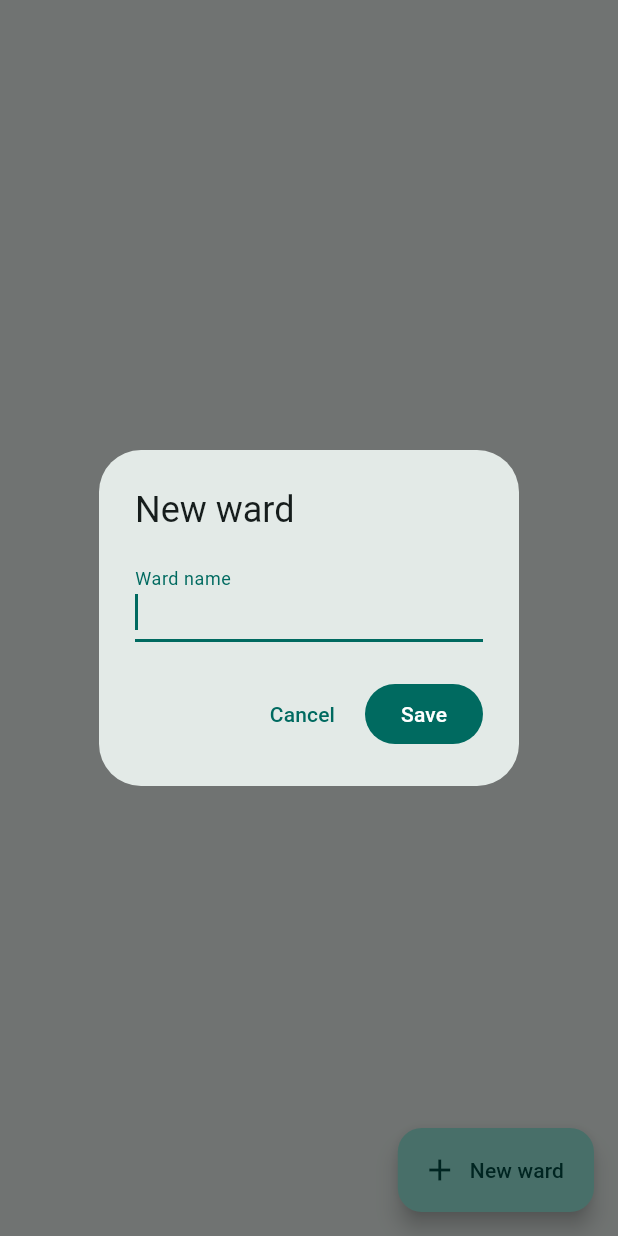
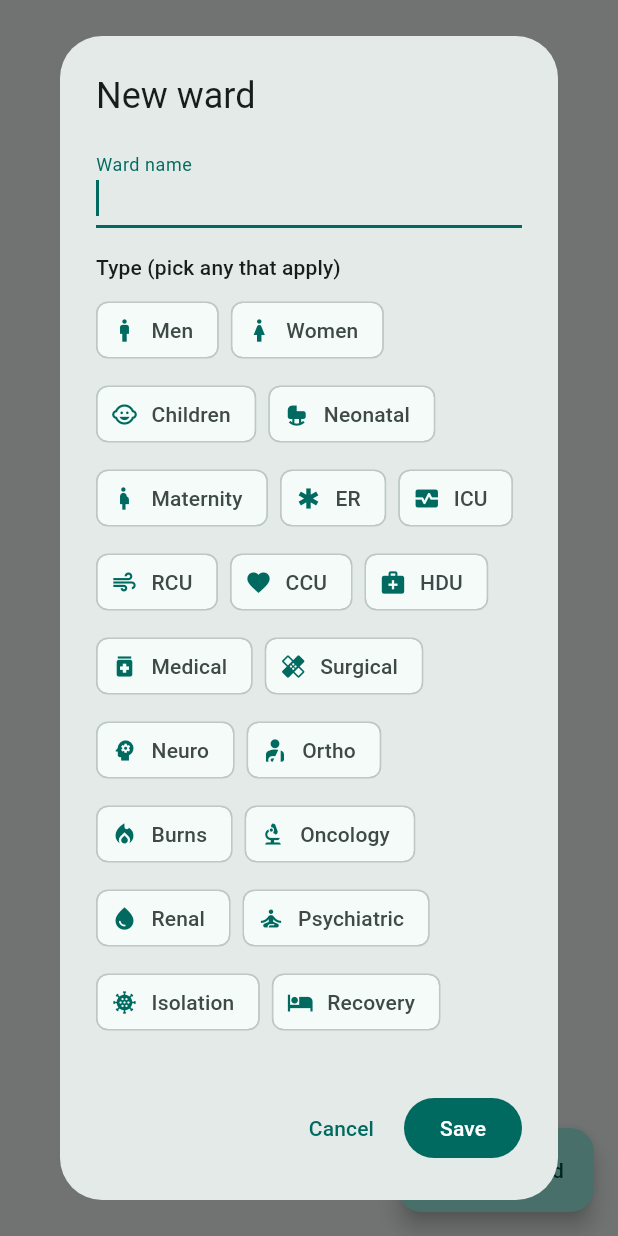
Before and after one commit to alhadidy/wardmap, a Flutter app: the WardsTab screen opened directly with empty values, after a tap on "New ward", on a phone screen of 412 x 824 dp. Run offline on Flutter 3.47's test engine with Material 3 defaults, Android fonts, the phone set to English and light mode, and no system bars; our stand-ins replace supabase_flutter; accounts and stored records are empty; network calls fail.

Commit message:
Ward types: tag wards with one or more type icons
Admins pick any of 21 common types (men, women, children, ICU, ER, ...)
when adding or editing a ward; the icons show on the Wards tab and the
ward board. New wards.types column with a check on known values; the app
and database lists are kept in step by a unit test. Version 1.1.0.

Co-Authored-By: Claude Opus 5.5 (1M context) <noreply@anthropic.com>
Claude-Session: https://claude.ai/code/session_01E2MXv8CyDctUpj3bbu7i1B

```diff
--- a/lib/api.dart
+++ b/lib/api.dart
@@ -116,8 +116,10 @@ class Api {
 
   // ---- Wards and beds ----
 
-  static Future<List<Map<String, dynamic>>> wards() =>
-      _db.from('wards').select('id, name').order('name', ascending: true);
+  static Future<List<Map<String, dynamic>>> wards() => _db
+      .from('wards')
+      .select('id, name, types')
+      .order('name', ascending: true);
 
   /// Beds in a ward, in natural order (Bed 2 before Bed 10).
   static Future<List<Map<String, dynamic>>> beds(String wardId) async {
@@ -216,12 +218,27 @@ class Api {
   }
 
   /// Admin only (the database refuses anyone else).
-  static Future<void> addWard(String hospitalId, String name) => _db
-      .from('wards')
-      .insert({'hospital_id': hospitalId, 'name': name.trim()});
+  /// [types] are ward type keys (see ward_types.dart).
+  static Future<void> addWard(
+    String hospitalId,
+    String name,
+    List<String> types,
+  ) => _db.from('wards').insert({
+    'hospital_id': hospitalId,
+    'name': name.trim(),
+    'types': types,
+  });
 
-  static Future<void> renameWard(String wardId, String name) => _mustChange(
-    _db.from('wards').update({'name': name.trim()}).eq('id', wardId).select(),
+  static Future<void> updateWard(
+    String wardId,
+    String name,
+    List<String> types,
+  ) => _mustChange(
+    _db
+        .from('wards')
+        .update({'name': name.trim(), 'types': types})
+        .eq('id', wardId)
+        .select(),
   );
 
   static Future<void> deleteWard(String wardId) =>
--- a/lib/screens/wards_tab.dart
+++ b/lib/screens/wards_tab.dart
@@ -3,9 +3,11 @@ import 'package:flutter/material.dart';
 import '../api.dart';
 import '../roles.dart';
 import '../ui.dart';
+import '../ward_types.dart';
 import 'ward_board_screen.dart';
 
-/// All wards in my hospital. Admins add, rename and remove wards here.
+/// All wards in my hospital, each with its type icons. Admins add, edit and
+/// remove wards here.
 class WardsTab extends StatefulWidget {
   const WardsTab({super.key, required this.me});
 
@@ -21,29 +23,30 @@ class _WardsTabState extends State<WardsTab> {
   void _reload() => setState(() => _wards = Api.wards());
 
   Future<void> _addWard() async {
-    final name = await askText(context, 'New ward', 'Ward name');
-    if (name == null || !mounted) return;
+    final result = await showDialog<_WardForm>(
+      context: context,
+      builder: (_) => const _WardDialog(),
+    );
+    if (result == null || !mounted) return;
     if (await runAction(
       context,
-      () => Api.addWard(widget.me.hospitalId, name),
+      () => Api.addWard(widget.me.hospitalId, result.name, result.types),
       'Ward added',
     )) {
       _reload();
     }
   }
 
-  Future<void> _renameWard(Map<String, dynamic> ward) async {
-    final name = await askText(
-      context,
-      'Rename ward',
-      'Ward name',
-      initial: ward['name'],
+  Future<void> _editWard(Map<String, dynamic> ward) async {
+    final result = await showDialog<_WardForm>(
+      context: context,
+      builder: (_) => _WardDialog(ward: ward),
     );
-    if (name == null || !mounted) return;
+    if (result == null || !mounted) return;
     if (await runAction(
       context,
-      () => Api.renameWard(ward['id'], name),
-      'Ward renamed',
+      () => Api.updateWard(ward['id'], result.name, result.types),
+      'Ward saved',
     )) {
       _reload();
     }
@@ -98,8 +101,19 @@ class _WardsTabState extends State<WardsTab> {
             children: [
               for (final w in wards)
                 ListTile(
-                  leading: const Icon(Icons.meeting_room),
+                  // Fixed width keeps ward names lined up; many icons shrink.
+                  leading: SizedBox(
+                    width: 76,
+                    child: FittedBox(
+                      fit: BoxFit.scaleDown,
+                      alignment: Alignment.centerLeft,
+                      child: WardTypeIcons(WardType.of(w)),
+                    ),
+                  ),
                   title: Text(w['name']),
+                  subtitle: WardType.of(w).isEmpty
+                      ? null
+                      : Text(WardType.of(w).map((t) => t.label).join(' · ')),
                   onTap: () async {
                     await Navigator.of(context).push(
                       MaterialPageRoute(
@@ -112,11 +126,11 @@ class _WardsTabState extends State<WardsTab> {
                       ? const Icon(Icons.chevron_right)
                       : PopupMenuButton<String>(
                           onSelected: (c) =>
-                              c == 'rename' ? _renameWard(w) : _deleteWard(w),
+                              c == 'edit' ? _editWard(w) : _deleteWard(w),
                           itemBuilder: (_) => const [
                             PopupMenuItem(
-                              value: 'rename',
-                              child: Text('Rename'),
+                              value: 'edit',
+                              child: Text('Edit name and type'),
                             ),
                             PopupMenuItem(
                               value: 'delete',
@@ -132,3 +146,91 @@ class _WardsTabState extends State<WardsTab> {
     );
   }
 }
+
+typedef _WardForm = ({String name, List<String> types});
+
+/// Name and types for a new or existing ward.
+class _WardDialog extends StatefulWidget {
+  const _WardDialog({this.ward});
+
+  final Map<String, dynamic>? ward;
+
+  @override
+  State<_WardDialog> createState() => _WardDialogState();
+}
+
+class _WardDialogState extends State<_WardDialog> {
+  late final _name = TextEditingController(text: widget.ward?['name'] ?? '');
+  late final Set<WardType> _types = {
+    if (widget.ward != null) ...WardType.of(widget.ward!),
+  };
+  String? _error;
+
+  void _save() {
+    if (_name.text.trim().isEmpty) {
+      setState(() => _error = 'Ward name is required');
+      return;
+    }
+    Navigator.pop<_WardForm>(context, (
+      name: _name.text,
+      types: [
+        for (final t in WardType.values)
+          if (_types.contains(t)) t.key,
+      ],
+    ));
+  }
+
+  @override
+  Widget build(BuildContext context) {
+    return AlertDialog(
+      title: Text(widget.ward == null ? 'New ward' : 'Edit ward'),
+      content: SizedBox(
+        width: 480,
+        child: SingleChildScrollView(
+          child: Column(
+            mainAxisSize: MainAxisSize.min,
+            crossAxisAlignment: CrossAxisAlignment.start,
+            children: [
+              TextField(
+                controller: _name,
+                autofocus: widget.ward == null,
+                decoration: InputDecoration(
+                  labelText: 'Ward name',
+                  errorText: _error,
+                ),
+              ),
+              const SizedBox(height: 16),
+              Text(
+                'Type (pick any that apply)',
+                style: Theme.of(context).textTheme.labelLarge,
+              ),
+              const SizedBox(height: 8),
+              Wrap(
+                spacing: 8,
+                runSpacing: 8,
+                children: [
+                  for (final t in WardType.values)
+                    FilterChip(
+                      avatar: Icon(t.icon),
+                      label: Text(t.label),
+                      selected: _types.contains(t),
+                      showCheckmark: false,
+                      onSelected: (on) =>
+                          setState(() => on ? _types.add(t) : _types.remove(t)),
+                    ),
+                ],
+              ),
+            ],
+          ),
+        ),
+      ),
+      actions: [
+        TextButton(
+          onPressed: () => Navigator.pop(context),
+          child: const Text('Cancel'),
+        ),
+        FilledButton(onPressed: _save, child: const Text('Save')),
+      ],
+    );
+  }
+}
--- /dev/null
+++ b/lib/ward_types.dart
@@ -0,0 +1,67 @@
+import 'package:flutter/material.dart';
+
+/// The kinds of ward an admin can tag a ward with. A ward can have several
+/// (a women and children ward has both). The database accepts the same keys
+/// (supabase/migrations/20261012120000_ward_types.sql); add new ones in both.
+enum WardType {
+  men('men', 'Men', Icons.man),
+  women('women', 'Women', Icons.woman),
+  children('children', 'Children', Icons.child_care),
+  neonatal('neonatal', 'Neonatal', Icons.crib),
+  maternity('maternity', 'Maternity', Icons.pregnant_woman),
+  er('er', 'ER', Icons.emergency),
+  icu('icu', 'ICU', Icons.monitor_heart),
+  rcu('rcu', 'RCU', Icons.air),
+  ccu('ccu', 'CCU', Icons.favorite),
+  hdu('hdu', 'HDU', Icons.medical_services),
+  medical('medical', 'Medical', Icons.medication),
+  surgical('surgical', 'Surgical', Icons.healing),
+  neuro('neuro', 'Neuro', Icons.psychology),
+  ortho('ortho', 'Ortho', Icons.personal_injury),
+  burns('burns', 'Burns', Icons.local_fire_department),
+  oncology('oncology', 'Oncology', Icons.biotech),
+  renal('renal', 'Renal', Icons.water_drop),
+  psychiatric('psychiatric', 'Psychiatric', Icons.self_improvement),
+  isolation('isolation', 'Isolation', Icons.coronavirus),
+  recovery('recovery', 'Recovery', Icons.hotel),
+  dayCase('day_case', 'Day case', Icons.wb_sunny);
+
+  const WardType(this.key, this.label, this.icon);
+
+  final String key;
+  final String label;
+  final IconData icon;
+
+  /// The types stored on a ward row, in the order above. Unknown keys are
+  /// skipped so an older app keeps working if new types are added.
+  static List<WardType> of(Map<String, dynamic> ward) {
+    final keys = {...(ward['types'] as List? ?? const [])};
+    return [
+      for (final t in values)
+        if (keys.contains(t.key)) t,
+    ];
+  }
+}
+
+/// A ward's type icons in a row, or the plain room icon when it has none.
+class WardTypeIcons extends StatelessWidget {
+  const WardTypeIcons(this.types, {super.key, this.size = 24});
+
+  final List<WardType> types;
+  final double size;
+
+  @override
+  Widget build(BuildContext context) {
+    if (types.isEmpty) return Icon(Icons.meeting_room, size: size);
+    return Row(
+      mainAxisSize: MainAxisSize.min,
+      children: [
+        for (final t in types)
+          Tooltip(
+            message: t.label,
+            child: Icon(t.icon, size: size, semanticLabel: t.label),
+          ),
+      ],
+    );
+  }
+}
--- a/pubspec.yaml
+++ b/pubspec.yaml
@@ -16,7 +16,7 @@ publish_to: 'none' # Remove this line if you wish to publish to pub.dev
 # https://developer.apple.com/library/archive/documentation/General/Reference/InfoPlistKeyReference/Articles/CoreFoundationKeys.html
 # In Windows, build-name is used as the major, minor, and patch parts
 # of the product and file versions while build-number is used as the build suffix.
-version: 1.0.2+7
+version: 1.1.0+8
 
 environment:
   sdk: ^3.13.5
```
Also changed, not shown: lib/screens/ward_board_screen.dart (+10 -1 lines), 5 other files.
